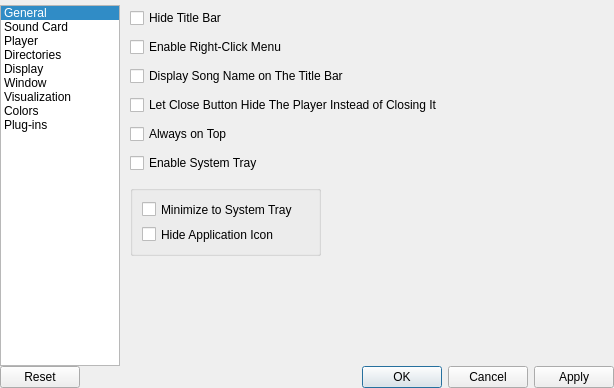
This is ui/SetupWindow.ui in ModPlugPlayer/ModPlugPlayer as Qt 5 draws it before an edit. The edited form follows.
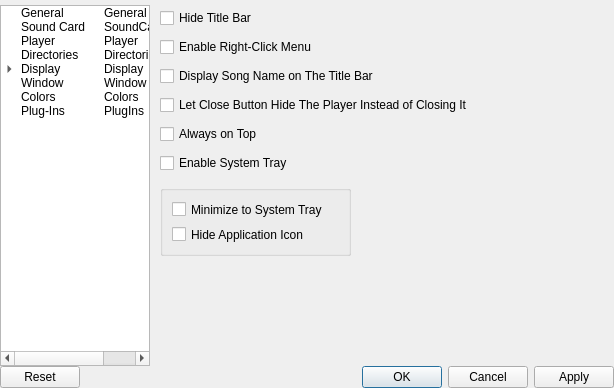
This is the edited form. The open tabs and pages were chosen to show the change. Icons and pictures are not drawn. Custom widgets are drawn as their Qt base class.

```diff
--- a/ui/SetupWindow.ui
+++ b/ui/SetupWindow.ui
@@ -74,7 +74,7 @@
      <item>
       <layout class="QHBoxLayout" name="horizontalLayout">
        <item>
-        <widget class="QListWidget" name="listWidget">
+        <widget class="QTreeWidget" name="treeMenu">
          <property name="sizePolicy">
           <sizepolicy hsizetype="Fixed" vsizetype="Expanding">
            <horstretch>0</horstretch>
@@ -83,62 +83,111 @@
          </property>
          <property name="minimumSize">
           <size>
-           <width>50</width>
+           <width>150</width>
            <height>0</height>
           </size>
          </property>
          <property name="maximumSize">
           <size>
-           <width>120</width>
+           <width>150</width>
            <height>16777215</height>
           </size>
          </property>
-         <property name="currentRow">
-          <number>0</number>
+         <property name="selectionBehavior">
+          <enum>QAbstractItemView::SelectItems</enum>
          </property>
+         <property name="indentation">
+          <number>17</number>
+         </property>
+         <property name="itemsExpandable">
+          <bool>false</bool>
+         </property>
+         <property name="headerHidden">
+          <bool>true</bool>
+         </property>
+         <property name="columnCount">
+          <number>2</number>
+         </property>
+         <column>
+          <property name="text">
+           <string>Title</string>
+          </property>
+         </column>
+         <column>
+          <property name="text">
+           <string>Name</string>
+          </property>
+         </column>
          <item>
           <property name="text">
            <string>General</string>
           </property>
+          <property name="text">
+           <string>General</string>
+          </property>
          </item>
          <item>
           <property name="text">
            <string>Sound Card</string>
           </property>
+          <property name="text">
+           <string>SoundCard</string>
+          </property>
          </item>
          <item>
           <property name="text">
            <string>Player</string>
           </property>
+          <property name="text">
+           <string>Player</string>
+          </property>
          </item>
          <item>
           <property name="text">
            <string>Directories</string>
           </property>
+          <property name="text">
+           <string>Directories</string>
+          </property>
          </item>
          <item>
           <property name="text">
            <string>Display</string>
           </property>
+          <property name="text">
+           <string>Display</string>
+          </property>
+          <item>
+           <property name="text">
+            <string>Visualization</string>
+           </property>
+           <property name="text">
+            <string>Visualization</string>
+           </property>
+          </item>
          </item>
          <item>
           <property name="text">
            <string>Window</string>
           </property>
-         </item>
-         <item>
           <property name="text">
-           <string>Visualization</string>
+           <string>Window</string>
           </property>
          </item>
          <item>
           <property name="text">
            <string>Colors</string>
           </property>
+          <property name="text">
+           <string>Colors</string>
+          </property>
          </item>
          <item>
           <property name="text">
-           <string>Plug-ins</string>
+           <string>Plug-Ins</string>
+          </property>
+          <property name="text">
+           <string>PlugIns</string>
           </property>
          </item>
         </widget>
@@ -1272,7 +1321,7 @@
             <rect>
              <x>10</x>
              <y>0</y>
-             <width>347</width>
+             <width>350</width>
              <height>171</height>
             </rect>
            </property>
```
Left out of the diff: 4 changed lines with no effect on the pictures.
